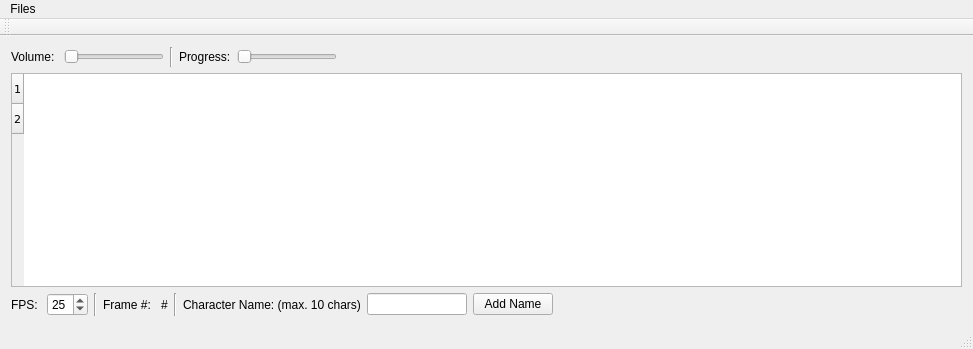
The window that mainwindow.ui (davidlamhauge/dalipsync) describes before a commit, drawn with Qt 5.
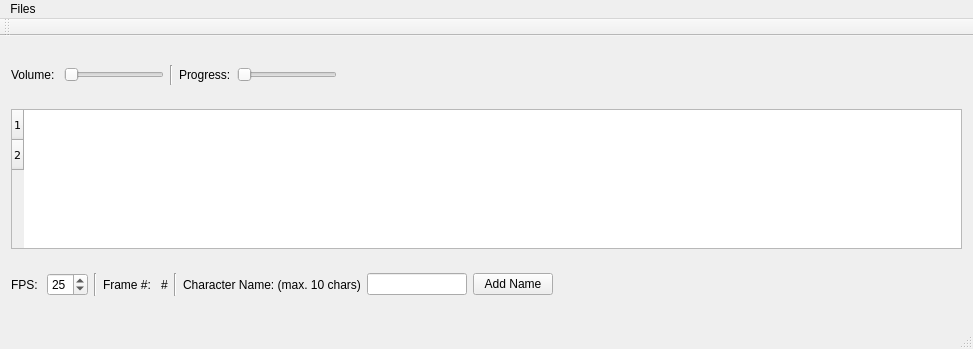
The same window after the commit.

Diff of the .ui file:
```diff
--- a/mainwindow.ui
+++ b/mainwindow.ui
@@ -81,6 +81,18 @@
     </item>
     <item>
      <widget class="QTableWidget" name="tableWidget">
+      <property name="minimumSize">
+       <size>
+        <width>0</width>
+        <height>140</height>
+       </size>
+      </property>
+      <property name="maximumSize">
+       <size>
+        <width>16777215</width>
+        <height>140</height>
+       </size>
+      </property>
       <property name="font">
        <font>
         <family>DejaVu Sans</family>
```
